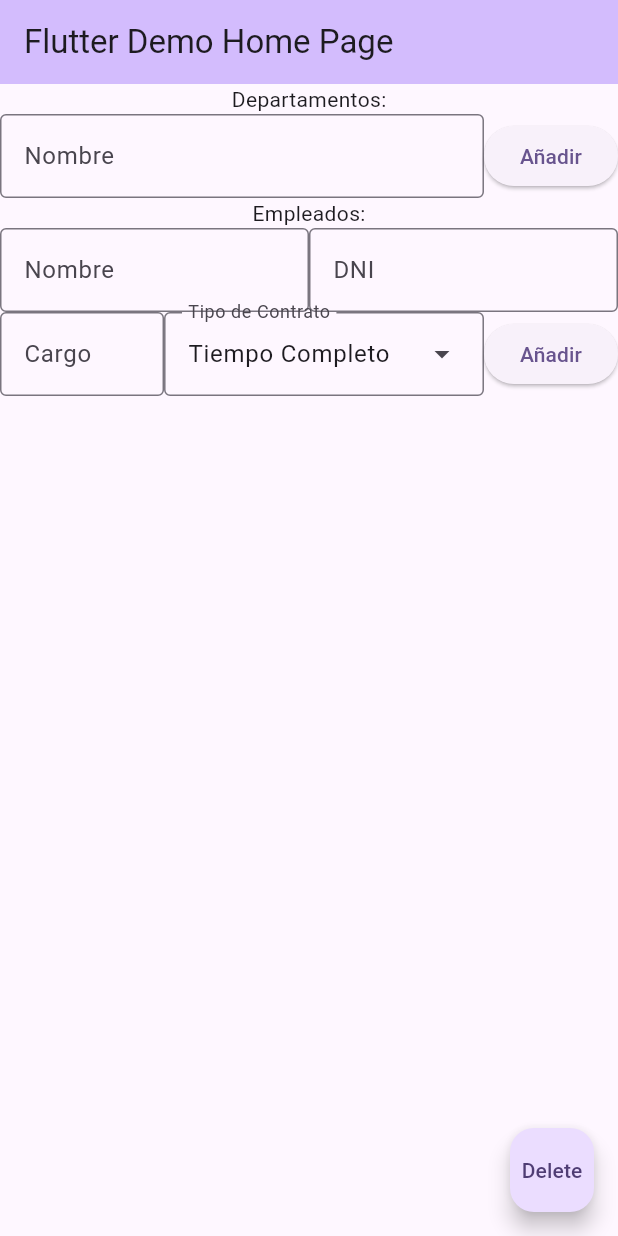
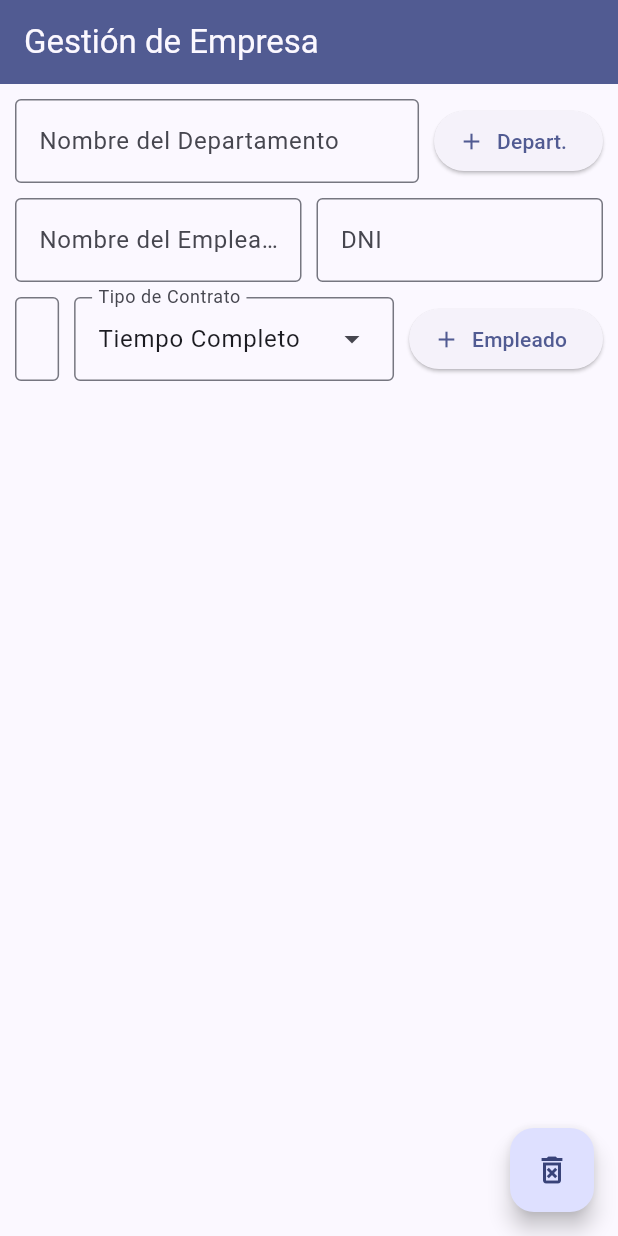
Before and after one commit to pablogarciagui/DS_Practicas, a Flutter app: the screen it shows after launch, on a phone screen of 412 x 824 dp. Run offline on Flutter 3.47's test engine with Material 3 defaults, Android fonts, the phone set to English and light mode, and no system bars.

Commit message:
Retoques Vista

```diff
--- a/practica2/ejercicio_grupal/lib/departamento.dart
+++ /dev/null
@@ -1,65 +0,0 @@
-import 'elementoEmpresa.dart';
-import 'empleado.dart';
-
-class Departamento extends ElementoEmpresa{
-  late String _nombre;
-  late List<ElementoEmpresa> _elementos;
-
-  Departamento(this._nombre){
-    _elementos = [];
-  }
-
-
-  String get nombre => _nombre;
-
-  set nombre(String value) {
-    _nombre = value;
-  }
-
-  List<ElementoEmpresa> get elementos => _elementos;
-
-  set elementos(List<ElementoEmpresa> value) {
-    _elementos = value;
-  }
-
-  @override
-  void addElementoEmpresa(ElementoEmpresa elemento) {
-    // TODO: implement addElementoEmpresa
-    _elementos.add(elemento);
-  }
-
-  @override
-  ElementoEmpresa getElementoEmpresa(int index) {
-    // TODO: implement getElementoEmpresa
-    return _elementos[index];
-  }
-
-  @override
-  String mostrarJerarquia([int indent = 0]) {
-    // TODO: implement mostrarJerarquia
-    String s = '\t' * indent + "Departamento: " + _nombre;
-
-    for(var elemento in _elementos){
-      elemento.mostrarJerarquia(indent+1);
-    }
-    return s;
-  }
-
-  @override
-  void removeElementoEmpresa(ElementoEmpresa elemento) {
-    _elementos.remove(elemento);
-  }
-
-  @override
-  String getNombre(){
-    return _nombre;
-  }
-
-  @override
-  List<ElementoEmpresa> getElementos() {
-    // TODO: implement getElementos
-    return elementos;
-  }
-
-
-}
--- a/practica2/ejercicio_grupal/lib/main.dart
+++ b/practica2/ejercicio_grupal/lib/main.dart
@@ -19,10 +19,10 @@
     return MaterialApp(
       title: 'Flutter Demo',
       theme: ThemeData(
-        colorScheme: ColorScheme.fromSeed(seedColor: Colors.deepPurple),
+        colorScheme: ColorScheme.fromSeed(seedColor: Colors.indigo),
         useMaterial3: true,
       ),
-      home: const MyHomePage(title: 'Flutter Demo Home Page'),
+      home: const MyHomePage(title: 'Gestión de Empresa'),
     );
   }
 }
@@ -86,15 +86,19 @@
   Widget build(BuildContext context) {
     return Scaffold(
       appBar: AppBar(
-        backgroundColor: Theme.of(context).colorScheme.inversePrimary,
-        title: Text(widget.title),
+        backgroundColor: Theme.of(context).colorScheme.primary,
+        title: Text(widget.title,
+            style: TextStyle(
+              color: Theme.of(context).canvasColor,
+            )),
       ),
-      body: Container(
+      body: Column(
+        children: [
+          Container(
+            color: Theme.of(context).colorScheme.surface.withOpacity(1),
+            padding: const EdgeInsets.all(10),
             child: Column(
               children: [
-            const Text(
-              'Departamentos:',
-            ),
                 Row(
                   children: [
                     Flexible(
@@ -103,20 +107,19 @@
                         obscureText: false,
                         decoration: const InputDecoration(
                           border: OutlineInputBorder(),
-                      labelText: 'Nombre',
+                          labelText: 'Nombre del Departamento',
                         ),
                       ),
                     ),
-                ElevatedButton(
+                    const SizedBox(width: 10),
+                    ElevatedButton.icon(
                       onPressed: addDepartamento,
-                  child: const Text('Añadir'),
+                      label: const Text('Depart.'),
+                      icon: const Icon(Icons.add),
                     ),
                   ],
                 ),
-
-            const Text(
-              'Empleados:',
-            ),
+                const SizedBox(height: 10),
                 Row(
                   children: [
                     Flexible(
@@ -125,10 +128,11 @@
                         obscureText: false,
                         decoration: const InputDecoration(
                           border: OutlineInputBorder(),
-                      labelText: 'Nombre',
+                          labelText: 'Nombre del Empleado',
                         ),
                       ),
                     ),
+                    const SizedBox(width: 10),
                     Flexible(
                       child: TextField(
                         controller: dni,
@@ -141,18 +145,20 @@
                     ),
                   ],
                 ),
+                const SizedBox(height: 10),
                 Row(
                   children: [
                     Flexible(
                       child: TextField(
                         controller: cargo,
                         obscureText: false,
-                    decoration: InputDecoration(
+                        decoration: const InputDecoration(
                           border: OutlineInputBorder(),
                           labelText: 'Cargo',
                         ),
                       ),
                     ),
+                    const SizedBox(width: 10),
                     DropdownMenu<TipoBuilder>(
                       requestFocusOnTap: true,
                       initialSelection: TipoBuilder.completo,
@@ -167,31 +173,36 @@
                         });
                       },
                       dropdownMenuEntries: TipoBuilder.values
-                      .map<DropdownMenuEntry<TipoBuilder>>((TipoBuilder op) {
+                          .map<DropdownMenuEntry<TipoBuilder>>(
+                              (TipoBuilder op) {
                         return DropdownMenuEntry<TipoBuilder>(
                           value: op,
                           label: op.label,
                         );
                       }).toList(),
                     ),
-                ElevatedButton(
+                    const SizedBox(width: 10),
+                    ElevatedButton.icon(
                       onPressed: addEmpleado,
-                  child: const Text('Añadir'),
+                      label: const Text("Empleado"),
+                      icon: const Icon(Icons.add),
                     ),
                   ],
+                ),
+              ],
+            ),
           ),
           Expanded(
               child: ListaElementosWidget(
             director: director,
             listElems: director.getEmpresa(),
             callback: callback,
-                )),
+          ))
         ],
-        ),
       ),
       floatingActionButton: FloatingActionButton(
         onPressed: removeElement,
-        child: const Text('Delete'),
+        child: const Icon(Icons.delete_forever_outlined),
       ),
     );
   }
```
Also changed, not shown: practica2/ejercicio_grupal/lib/Model/Director.dart (+19 -2 lines), practica2/ejercicio_grupal/lib/Widgets/EmpleadoWidget.dart (+8 -7 lines), practica2/ejercicio_grupal/lib/Widgets/ListaElementosWidget.dart (+23 -9 lines), practica2/ejercicio_grupal/lib/oldmain.dart (deleted, +0 -259 lines). Lines whose indentation alone changed are shown as unchanged.
